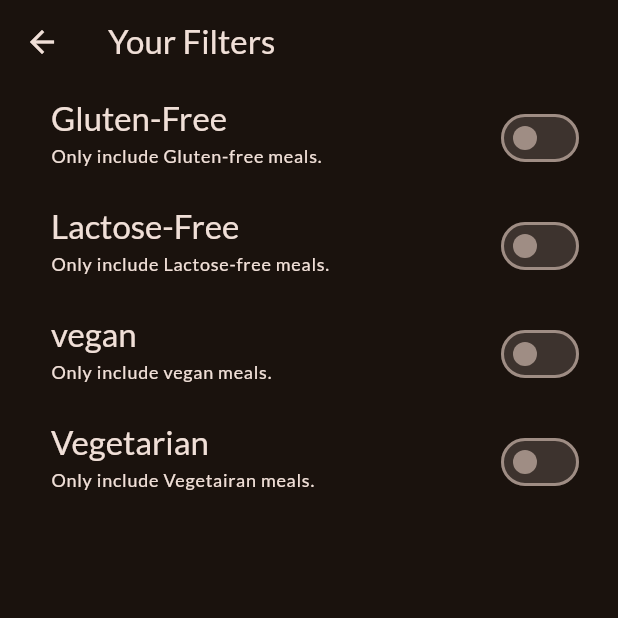
After one commit to Musawarchan/flutter-meals-app, a Flutter app: the FiltersScreen screen opened directly, on a phone screen of 412 x 824 dp, the top half of it. The commit adds this screen. Run offline on Flutter 3.47's test engine with Material 3 defaults, Android fonts, the phone set to English and light mode, and no system bars; our stand-ins replace google_fonts, transparent_image.

Commit message:
adding filters screen

```diff
--- /dev/null
+++ b/lib/screens/filters.dart
@@ -0,0 +1,126 @@
+import 'package:flutter/material.dart';
+
+class FiltersScreen extends StatefulWidget {
+  const FiltersScreen({super.key});
+
+  @override
+  State<FiltersScreen> createState() => _FiltersScreenState();
+}
+
+class _FiltersScreenState extends State<FiltersScreen> {
+  var _glutenFreeFilterSet = false;
+  var _LactoseFreeFilterSet = false;
+  var _vegetarianFilterSet = false;
+  var _veganFilterSet = false;
+
+  @override
+  Widget build(BuildContext context) {
+    return Scaffold(
+      appBar: AppBar(
+        title: Text('Your Filters'),
+      ),
+      // drawer: MainDrawer(onSelectScreen: (identifier) {
+      //   Navigator.pop(context);
+      //   if (identifier == 'meals') {
+      //     Navigator.pushReplacement(
+      //         context,
+      //         MaterialPageRoute(
+      //           builder: (ctx) => TabsScreen(),
+      //         ));
+      //   }
+      // }),
+      body: Column(
+        children: [
+          SwitchListTile(
+            value: _glutenFreeFilterSet,
+            onChanged: (isChecked) {
+              setState(() {
+                _glutenFreeFilterSet == isChecked;
+              });
+            },
+            title: Text(
+              'Gluten-Free',
+              style: Theme.of(context).textTheme.titleLarge!.copyWith(
+                    color: Theme.of(context).colorScheme.onBackground,
+                  ),
+            ),
+            subtitle: Text(
+              'Only include Gluten-free meals.',
+              style: Theme.of(context).textTheme.labelMedium!.copyWith(
+                    color: Theme.of(context).colorScheme.onBackground,
+                  ),
+            ),
+            activeColor: Theme.of(context).colorScheme.tertiary,
+            contentPadding: const EdgeInsets.only(left: 34, right: 22),
+          ),
+          SwitchListTile(
+            value: _LactoseFreeFilterSet,
+            onChanged: (isChecked) {
+              setState(() {
+                _LactoseFreeFilterSet == isChecked;
+              });
+            },
+            title: Text(
+              'Lactose-Free',
+              style: Theme.of(context).textTheme.titleLarge!.copyWith(
+                    color: Theme.of(context).colorScheme.onBackground,
+                  ),
+            ),
+            subtitle: Text(
+              'Only include Lactose-free meals.',
+              style: Theme.of(context).textTheme.labelMedium!.copyWith(
+                    color: Theme.of(context).colorScheme.onBackground,
+                  ),
+            ),
+            activeColor: Theme.of(context).colorScheme.tertiary,
+            contentPadding: const EdgeInsets.only(left: 34, right: 22),
+          ),
+          SwitchListTile(
+            value: _veganFilterSet,
+            onChanged: (isChecked) {
+              setState(() {
+                _veganFilterSet == isChecked;
+              });
+            },
+            title: Text(
+              'vegan',
+              style: Theme.of(context).textTheme.titleLarge!.copyWith(
+                    color: Theme.of(context).colorScheme.onBackground,
+                  ),
+            ),
+            subtitle: Text(
+              'Only include vegan meals.',
+              style: Theme.of(context).textTheme.labelMedium!.copyWith(
+                    color: Theme.of(context).colorScheme.onBackground,
+                  ),
+            ),
+            activeColor: Theme.of(context).colorScheme.tertiary,
+            contentPadding: const EdgeInsets.only(left: 34, right: 22),
+          ),
+          SwitchListTile(
+            value: _vegetarianFilterSet,
+            onChanged: (isChecked) {
+              setState(() {
+                _vegetarianFilterSet == isChecked;
+              });
+            },
+            title: Text(
+              'Vegetarian',
+              style: Theme.of(context).textTheme.titleLarge!.copyWith(
+                    color: Theme.of(context).colorScheme.onBackground,
+                  ),
+            ),
+            subtitle: Text(
+              'Only include Vegetairan meals.',
+              style: Theme.of(context).textTheme.labelMedium!.copyWith(
+                    color: Theme.of(context).colorScheme.onBackground,
+                  ),
+            ),
+            activeColor: Theme.of(context).colorScheme.tertiary,
+            contentPadding: const EdgeInsets.only(left: 34, right: 22),
+          )
+        ],
+      ),
+    );
+  }
+}
--- a/lib/screens/tabs.dart
+++ b/lib/screens/tabs.dart
@@ -1,6 +1,7 @@
 import 'package:flutter/material.dart';
 import 'package:meals_app/models/meal.dart';
 import 'package:meals_app/screens/categories.dart';
+import 'package:meals_app/screens/filters.dart';
 import 'package:meals_app/screens/meals.dart';
 import 'package:meals_app/widgets/main_drawer.dart';
 
@@ -48,9 +49,13 @@ class _TabsScreenState extends State<TabsScreen> {
   }
 
   void _setScreen(String identifier) {
+    Navigator.pop(context);
     if (identifier == 'filters') {
-    } else {
-      Navigator.pop(context);
+      Navigator.push(
+          context,
+          MaterialPageRoute(
+            builder: (ctx) => FiltersScreen(),
+          ));
     }
   }
 
```
